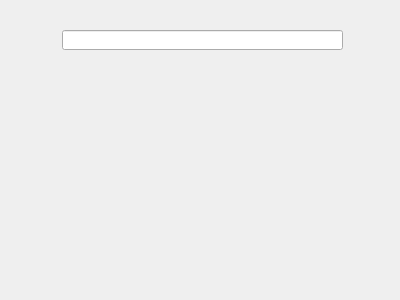
Before: the Qt Designer form VirtualKeyBoard/KeyBoard_demo/demo.ui in DJY-github/QT, drawn with Qt 5.
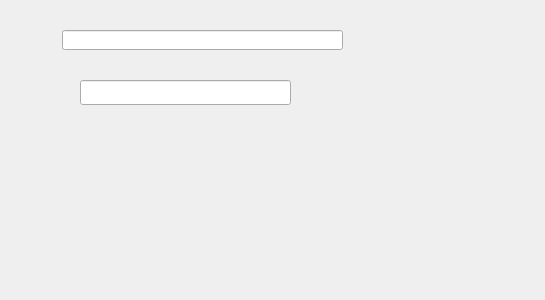
After: the same form once the commit is applied.

Diff of the .ui file:
```diff
--- a/VirtualKeyBoard/KeyBoard_demo/demo.ui
+++ b/VirtualKeyBoard/KeyBoard_demo/demo.ui
@@ -6,7 +6,7 @@
    <rect>
     <x>0</x>
     <y>0</y>
-    <width>400</width>
+    <width>545</width>
     <height>300</height>
    </rect>
   </property>
@@ -23,6 +23,16 @@
     </rect>
    </property>
   </widget>
+  <widget class="QLineEdit" name="lineEdit_2">
+   <property name="geometry">
+    <rect>
+     <x>80</x>
+     <y>80</y>
+     <width>211</width>
+     <height>25</height>
+    </rect>
+   </property>
+  </widget>
  </widget>
  <resources/>
  <connections/>
```
